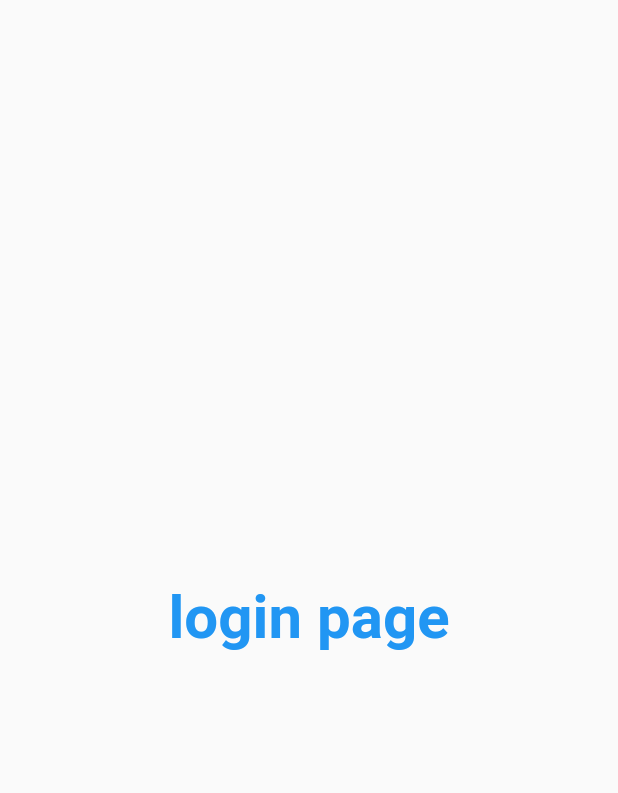
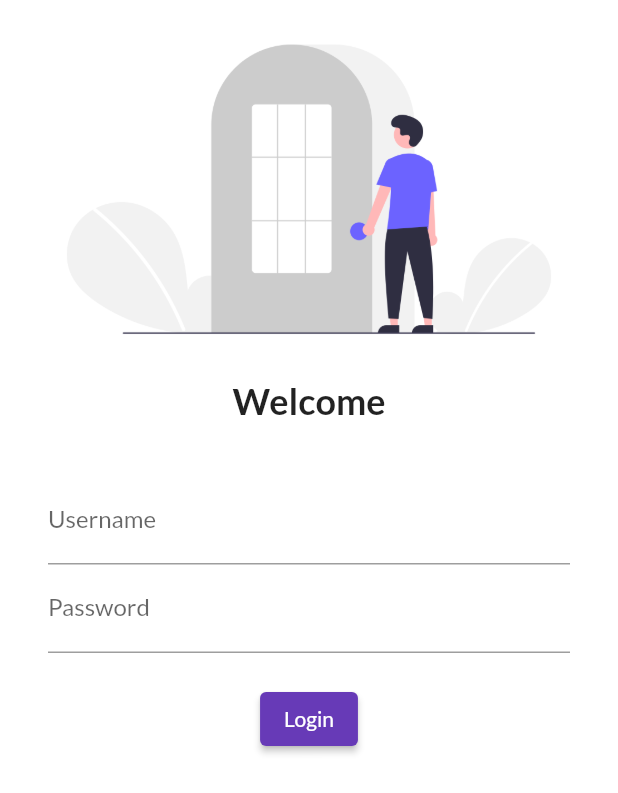
Before and after one commit to kiritoInd/CatalogFlutterApp, a Flutter app: the screen it shows after launch, on a phone screen of 412 x 824 dp. Shown: the top 793 px of the screen. Run offline on Flutter 3.47's test engine with Material 2 defaults, Android fonts, the phone set to English and light mode, and no system bars; our stand-ins replace google_fonts.

Commit message:
day done

```diff
--- a/lib/login_Page.dart
+++ b/lib/login_Page.dart
@@ -4,16 +4,50 @@ class LoginPage extends StatelessWidget {
   @override
   Widget build(BuildContext context) {
     return Material(
-      child: Center(
-        child: Text(
-          "login page",
-          style: TextStyle(
-            fontSize: 40,
-            color: Colors.blue,
-            fontWeight: FontWeight.bold,
-          ),
-        ),
-      ),
-    );
+        color: Colors.white,
+        child: Column(
+          children: [
+            Image.asset(
+              "assets/images/login_image.png",
+              fit: BoxFit.cover,
+            ),
+            const Text(
+              "Welcome",
+              style: TextStyle(
+                fontSize: 24,
+                fontWeight: FontWeight.bold,
+              ),
+            ),
+            const SizedBox(
+              height: 20.0,
+            ),
+            Padding(
+              padding:
+                  const EdgeInsets.symmetric(vertical: 16.0, horizontal: 32.0),
+              child: Column(
+                children: [
+                  TextFormField(
+                    decoration: const InputDecoration(
+                        hintText: "Enter Username", labelText: "Username"),
+                  ),
+                  TextFormField(
+                    obscureText: true,
+                    decoration: const InputDecoration(
+                        hintText: "Enter Username", labelText: "Password"),
+                  ),
+                  const SizedBox(
+                    height: 20.0,
+                  ),
+                  ElevatedButton(
+                      onPressed: () {
+                        print("hello");
+                      },
+                      child: const Text("Login"),
+                      style: TextButton.styleFrom()),
+                ],
+              ),
+            )
+          ],
+        ));
   }
 }
--- a/lib/main.dart
+++ b/lib/main.dart
@@ -1,4 +1,5 @@
 import 'package:flutter/material.dart';
+import "package:google_fonts/google_fonts.dart";
 import "HomePage.dart";
 import 'login_Page.dart';
 
@@ -12,7 +13,10 @@ class MyApp extends StatelessWidget {
     return MaterialApp(
       // home: HomePage(),
       themeMode: ThemeMode.light,
-      theme: ThemeData(primarySwatch: Colors.deepPurple),
+      theme: ThemeData(
+          primarySwatch: Colors.deepPurple,
+          fontFamily: GoogleFonts.lato().fontFamily,
+          primaryTextTheme: GoogleFonts.latoTextTheme()),
       darkTheme: ThemeData(
         brightness: Brightness.dark,
       ),
--- a/pubspec.yaml
+++ b/pubspec.yaml
@@ -35,6 +35,7 @@ dependencies:
   # The following adds the Cupertino Icons font to your application.
   # Use with the CupertinoIcons class for iOS style icons.
   cupertino_icons: ^1.0.2
+  google_fonts: ^4.0.3
 
 dev_dependencies:
   flutter_test:
@@ -59,8 +60,8 @@ flutter:
   uses-material-design: true
 
   # To add assets to your application, add an assets section, like this:
-  # assets:
-  #   - images/a_dot_burr.jpeg
+  assets:
+    - assets/images/
   #   - images/a_dot_ham.jpeg
 
   # An image asset can refer to one or more resolution-specific "variants", see
```
Also changed, not shown: assets/images/login_image.png (added), pubspec.lock, 1 other file.
